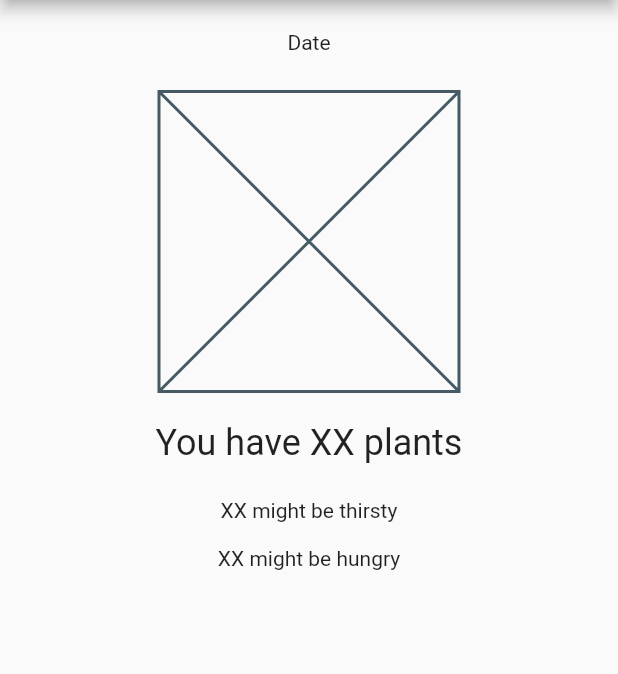
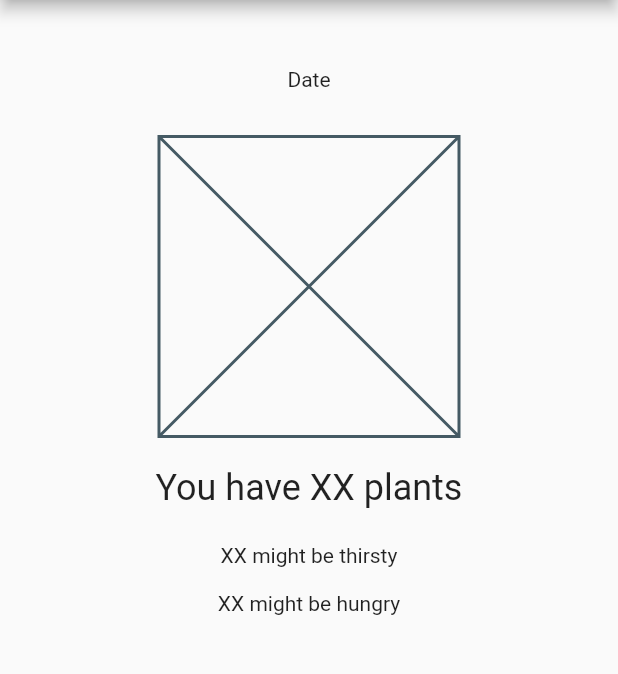
Before and after one commit to c-gasiciel/plant-tracker, a Flutter app: the screen it shows after launch, on a phone screen of 412 x 824 dp, the part 84-758 px from its top. Run offline on Flutter 3.47's test engine with Material 2 defaults, Android fonts, the light colour scheme and no system bars.

Commit message:
Small layout adjustments

```diff
--- a/lib/main_screen.dart
+++ b/lib/main_screen.dart
@@ -21,7 +21,8 @@ class MainScreen extends StatelessWidget{
       appBar: AppBar(title: Text(title)),
       body: Column(
         children: [
-          paddedText(context, 20.0, 'Date'),
+          SizedBox(height: 20.0),
+          paddedText(context, 25.0, 'Date'),
           CenteredPlaceholder(padding: 5),
           headerText(context, 15.0, 'You have XX plants'),
           paddedText(context, 8.0, 'XX might be thirsty'),
```
